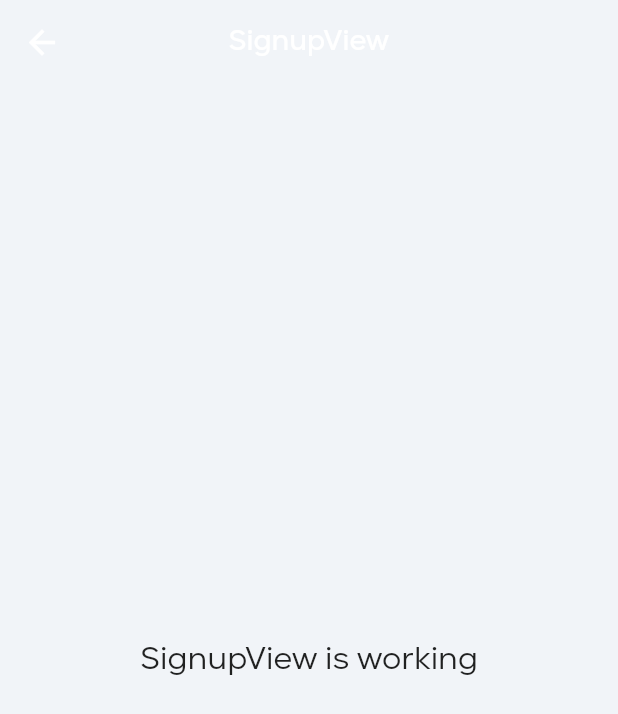
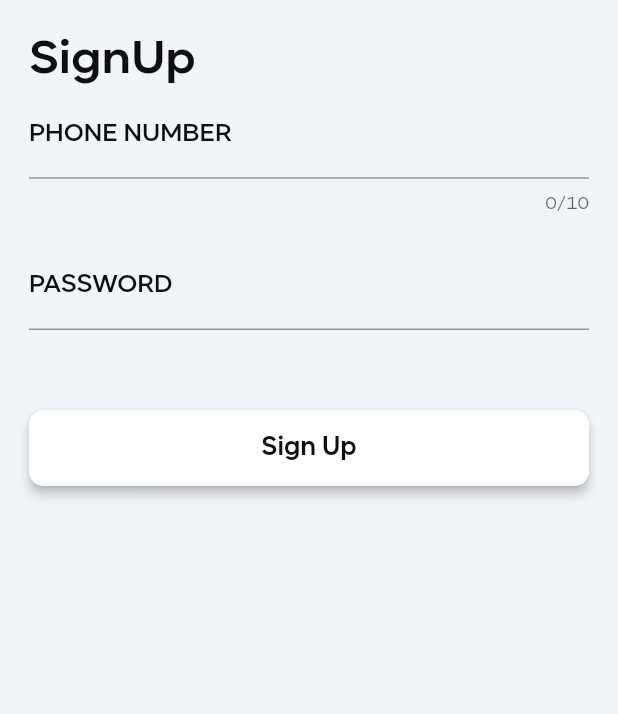
Before and after one commit to hemantshrm/todo_assignment, a Flutter app: the SignupView screen opened by its route, on a phone screen of 412 x 824 dp. Shown: the top 714 px of the screen. Run offline on Flutter 3.47's test engine with Material 2 defaults, Android fonts, the phone set to English and light mode, and no system bars; our stand-ins replace flutter_screenutil, flutter_svg, get, get_storage; accounts and stored records are empty; statements that could not run were skipped.

Commit message:
signUp page implemented

```diff
--- a/lib/app/data/Constants/string_constants.dart
+++ b/lib/app/data/Constants/string_constants.dart
@@ -23,3 +23,4 @@ const errorMinDescription = "Description Must be 10 words";
 //App Strings
 const THEME = 'theme';
 const ANNOTATIONS = 'annotations';
+const USERS = 'users';
--- a/lib/app/data/Utils/validators.dart
+++ b/lib/app/data/Utils/validators.dart
@@ -8,6 +8,18 @@ mixin InputValidationMixin {
       return errorEnterDescription;
     } else if (value.length < 6) {
       return errorMinDescription;
+    } else {
+      return null;
+    }
+  }
+
+  String? passwordValidator(String? password) {
+    if (password!.isEmpty) {
+      return errorEnterPassword;
+    } else if (password.length < 6) {
+      return errorPasswordMinLength;
+    } else if (password.length > 15) {
+      return errorPasswordMaxLength;
     } else {
       return null;
     }
--- a/lib/app/modules/signup/controllers/signup_controller.dart
+++ b/lib/app/modules/signup/controllers/signup_controller.dart
@@ -1,3 +1,27 @@
+import 'package:flutter/cupertino.dart';
 import 'package:get/get.dart';
+import 'package:todo_assignment/app/data/Constants/string_constants.dart';
+import 'package:todo_assignment/app/data/Services/local_storage_service.dart';
 
-class SignupController extends GetxController {}
+class SignupController extends GetxController {
+  late LocalStorageService localStorage;
+  final phoneNumber = ''.obs;
+  final password = ''.obs;
+  final GlobalKey<FormState> signUpFormKey = GlobalKey<FormState>();
+  @override
+  void onInit() {
+    localStorage = Get.find<LocalStorageService>();
+    super.onInit();
+  }
+
+  onSavedPhone(v) => phoneNumber.value = v;
+  onChangedPhone(v) => phoneNumber.value = v;
+  onSavedPass(v) => password.value = v;
+  onChangedPass(v) => password.value = v;
+
+  onSignUp() {
+    if (signUpFormKey.currentState!.validate()) {
+      localStorage.box.write(USERS, "value");
+    }
+  }
+}
--- a/lib/app/modules/signup/views/signup_view.dart
+++ b/lib/app/modules/signup/views/signup_view.dart
@@ -1,21 +1,57 @@
 import 'package:flutter/material.dart';
+import 'package:flutter_screenutil/flutter_screenutil.dart';
+import 'package:get/get.dart';
+import 'package:todo_assignment/app/data/Utils/custom_widgets/custom_button.dart';
+import 'package:todo_assignment/app/data/Utils/custom_widgets/custom_textField.dart';
+import 'package:todo_assignment/app/data/Utils/space_util.dart';
+import 'package:todo_assignment/app/data/Utils/text_extentions.dart';
+import 'package:todo_assignment/app/data/Utils/validators.dart';
 
-import 'package:get/get.dart';
-
+import '../../../data/Utils/math_util.dart';
 import '../controllers/signup_controller.dart';
 
-class SignupView extends GetView<SignupController> {
+class SignupView extends GetView<SignupController> with InputValidationMixin {
+  const SignupView({Key? key}) : super(key: key);
+
   @override
   Widget build(BuildContext context) {
     return Scaffold(
-      appBar: AppBar(
-        title: Text('SignupView'),
-        centerTitle: true,
-      ),
-      body: Center(
-        child: Text(
-          'SignupView is working',
-          style: TextStyle(fontSize: 20),
+      body: SafeArea(
+        child: Form(
+          key: controller.signUpFormKey,
+          autovalidateMode: AutovalidateMode.onUserInteraction,
+          child: Column(
+            crossAxisAlignment: CrossAxisAlignment.start,
+            children: [
+              "SignUp".f24w5(fontWeight: FontWeight.bold, fontSize: 30.sp),
+              CustomTextField(
+                initialValue: controller.phoneNumber.value,
+                action: TextInputAction.next,
+                labelText: "PHONE NUMBER",
+                max: 10,
+                type: TextInputType.phone,
+                validator: phoneNumberValidator,
+                onChanged: (value) => controller.onChangedPhone(value),
+                onSaved: (value) => controller.onSavedPhone(value),
+              ),
+              CustomSpacers.height20,
+              CustomTextField(
+                obscure: true,
+                initialValue: controller.password.value,
+                action: TextInputAction.next,
+                textCapitalization: TextCapitalization.words,
+                labelText: "PASSWORD",
+                validator: passwordValidator,
+                onChanged: (value) => controller.onChangedPass(value),
+                onSaved: (value) => controller.onSavedPass(value),
+              ),
+              CustomSpacers.height60,
+              CustomButton(
+                onPressed: () => controller.onSignUp(),
+                buttonText: "Sign Up",
+              )
+            ],
+          ).paddingAll(getHorizontalSize(20)),
         ),
       ),
     );
```
Also changed, not shown: assets/images/empty.svg (added).
